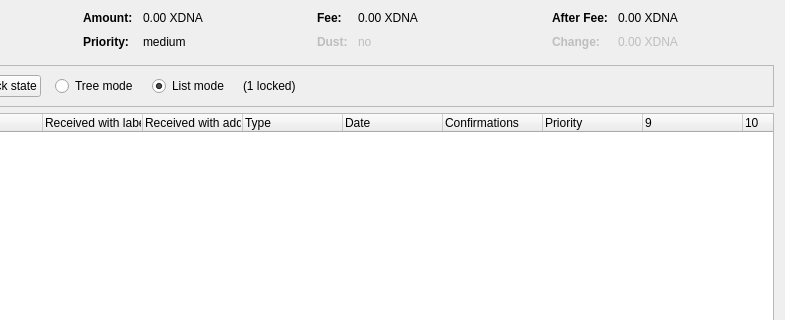
Qt form src/qt/forms/coincontroldialog.ui (Pubfred/ZDNA) before a commit; both pictures show x 169 to 954 and y 0 to 320 of the 954 by 500 pixel window.
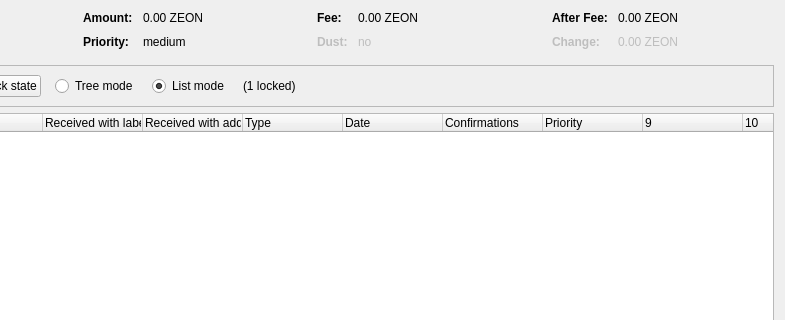
The same form after that commit. Custom widgets are drawn as their Qt base class.

```diff
--- a/src/qt/forms/coincontroldialog.ui
+++ b/src/qt/forms/coincontroldialog.ui
@@ -132,7 +132,7 @@
           <enum>Qt::ActionsContextMenu</enum>
          </property>
          <property name="text">
-          <string notr="true">0.00 XDNA</string>
+          <string notr="true">0.00 ZEON</string>
          </property>
          <property name="textInteractionFlags">
           <set>Qt::LinksAccessibleByMouse|Qt::TextSelectableByKeyboard|Qt::TextSelectableByMouse</set>
@@ -206,7 +206,7 @@
           <enum>Qt::ActionsContextMenu</enum>
          </property>
          <property name="text">
-          <string notr="true">0.00 XDNA</string>
+          <string notr="true">0.00 ZEON</string>
          </property>
          <property name="textInteractionFlags">
           <set>Qt::LinksAccessibleByMouse|Qt::TextSelectableByKeyboard|Qt::TextSelectableByMouse</set>
@@ -286,7 +286,7 @@
           <enum>Qt::ActionsContextMenu</enum>
          </property>
          <property name="text">
-          <string notr="true">0.00 XDNA</string>
+          <string notr="true">0.00 ZEON</string>
          </property>
          <property name="textInteractionFlags">
           <set>Qt::LinksAccessibleByMouse|Qt::TextSelectableByKeyboard|Qt::TextSelectableByMouse</set>
@@ -321,7 +321,7 @@
           <enum>Qt::ActionsContextMenu</enum>
          </property>
          <property name="text">
-          <string notr="true">0.00 XDNA</string>
+          <string notr="true">0.00 ZEON</string>
          </property>
          <property name="textInteractionFlags">
           <set>Qt::LinksAccessibleByMouse|Qt::TextSelectableByKeyboard|Qt::TextSelectableByMouse</set>
```
